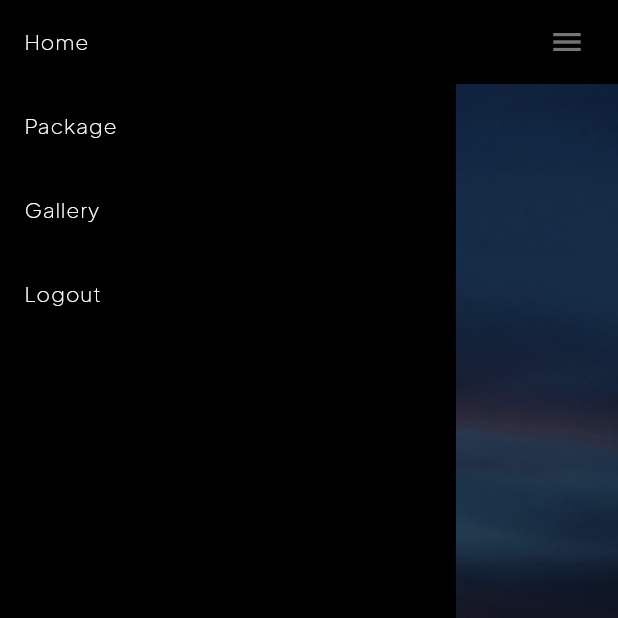
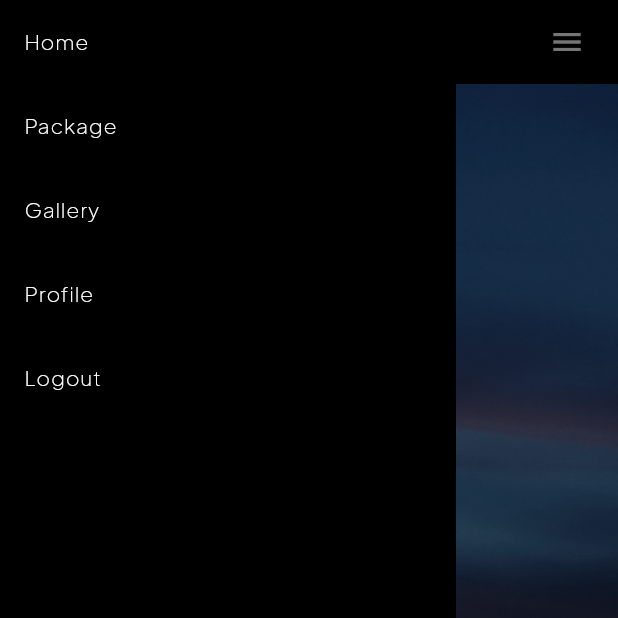
Before and after one commit to yasirkhoirul/Waven, a Flutter app: the screen it shows after launch, with the side drawer open, on a phone screen of 412 x 824 dp, the top half of it. Run offline on Flutter 3.47's test engine with Material 3 defaults, Android fonts, the phone set to English and light mode, and no system bars; our stand-ins replace bloc, cached_network_image, carousel_slider, dio, equatable, flutter_bloc and 6 more; network calls fail; project files that could hold a hidden picture were left out.

Commit message:
adding profile in drawer

```diff
--- a/lib/presentation/pages/login_page.dart
+++ b/lib/presentation/pages/login_page.dart
@@ -38,7 +38,10 @@ class LoginPage extends StatelessWidget {
           },
         ),
       ),
-      body: SafeArea(
+      body: MediaQuery.removeViewInsets(
+        removeBottom: true,
+        context: context,
+        child: SafeArea(
           child: LayoutBuilder(
             builder: (context, constrains) {
               final keyboardOpen = MediaQuery.of(context).viewInsets.bottom > 0;
@@ -79,6 +82,7 @@ class LoginPage extends StatelessWidget {
                 }
               }
             },
+          ),
         ),
       ),
     );
--- a/lib/presentation/pages/main_scaffold_user_page.dart
+++ b/lib/presentation/pages/main_scaffold_user_page.dart
@@ -79,6 +79,20 @@ class _MainScaffoldUserPageState extends State<MainScaffoldUserPage> {
             ),
             ListTile(
               title: Text(
+                "Profile",
+                style: GoogleFonts.plusJakartaSans(
+                  color: Colors.white,
+                  fontWeight: FontWeight.w100,
+                  fontSize: 14,
+                ),
+              ),
+              onTap: () {
+                context.pop();
+                gobranch(3);
+              },
+            ),
+            ListTile(
+              title: Text(
                 "Logout",
                 style: GoogleFonts.plusJakartaSans(
                   color: Colors.white,
```
Lines whose indentation alone changed are shown as unchanged.
